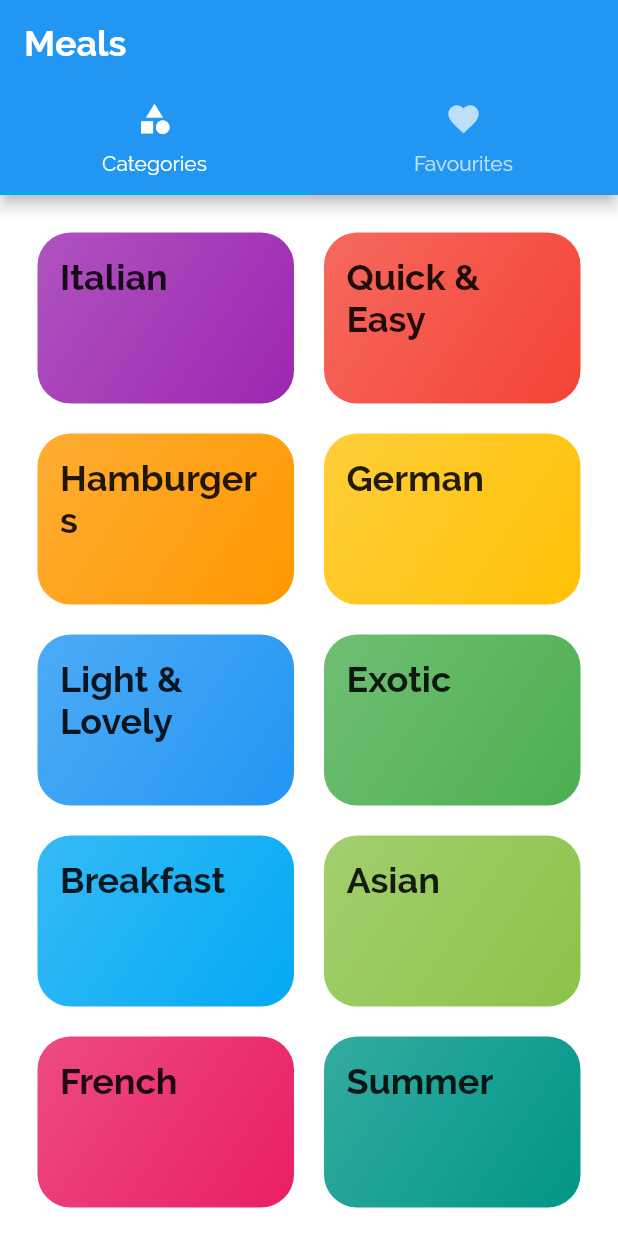
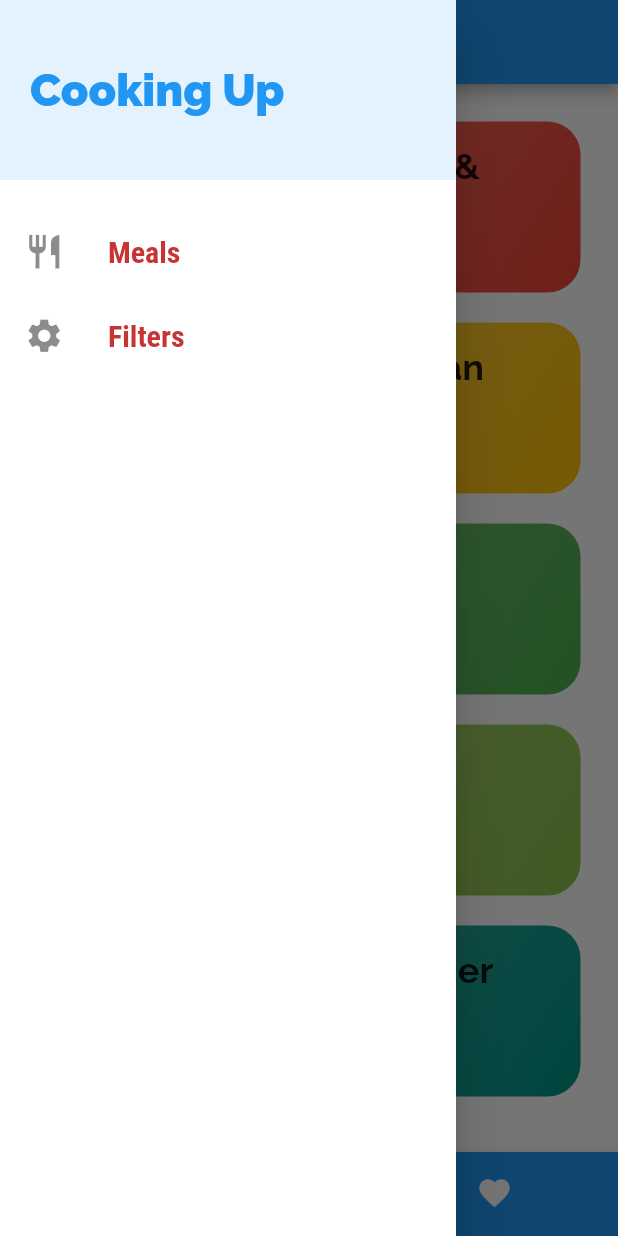
Before and after one commit to shreyashroars/meals_app, a Flutter app: the screen it shows after launch, with the side drawer open (before the commit the screen has no drawer), on a phone screen of 412 x 824 dp. Run offline on Flutter 3.47's test engine with Material 2 defaults, Android fonts, the phone set to English and light mode, and no system bars.

Commit message:
Added BottomNavigationBar and A drawer

```diff
--- a/lib/main.dart
+++ b/lib/main.dart
@@ -1,4 +1,5 @@
 import 'package:flutter/material.dart';
+import 'package:meals_app/screens/FilterScreen.dart';
 import 'package:meals_app/screens/categories_screen.dart';
 import 'package:meals_app/screens/meal_detail_screen.dart';
 //import 'package:meals_app/widgets/category_item.dart';
@@ -14,12 +15,12 @@ class MyApp extends StatelessWidget {
       title: 'DeliMeals',
       theme: ThemeData(
           colorScheme: ColorScheme.fromSwatch(primarySwatch: Colors.blue)
-              .copyWith(secondary: Colors.lightBlue),
+              .copyWith(secondary: Color.fromARGB(255, 211, 22, 120)),
           canvasColor: Colors.white,
           fontFamily: 'Raleway',
           textTheme: ThemeData.light().textTheme.copyWith(
               bodyText1: const TextStyle(color: Color.fromRGBO(200, 51, 51, 1)),
-              bodyText2: const TextStyle(color: Colors.white),
+              bodyText2: const TextStyle(color: Colors.black),
               headline6: const TextStyle(
                   fontSize: 24,
                   fontFamily: 'Raleway',
@@ -28,7 +29,8 @@ class MyApp extends StatelessWidget {
       routes: {
         '/': (ctx) => TabsScreen(),
         CategoryMealScreen.routeName: (ctx) => CategoryMealScreen(),
-        MealDetailScreen.routeName: (ctx) => MealDetailScreen()
+        MealDetailScreen.routeName: (ctx) => MealDetailScreen(),
+        FilterScreen.routeName: (ctx) => FilterScreen()
       },
       onUnknownRoute: (settings) {
         return MaterialPageRoute(builder: (ctx) => CategoriesScreen());
--- /dev/null
+++ b/lib/screens/FilterScreen.dart
@@ -0,0 +1,12 @@
+import 'package:flutter/material.dart';
+
+class FilterScreen extends StatelessWidget {
+  //const FilterScreen({ Key? key }) : super(key: key);
+  static const routeName = '/Filter-meal';
+  @override
+  Widget build(BuildContext context) {
+    return const Center(
+      child: Text('HII!'),
+    );
+  }
+}
--- a/lib/screens/meal_detail_screen.dart
+++ b/lib/screens/meal_detail_screen.dart
@@ -68,7 +68,7 @@ class MealDetailScreen extends StatelessWidget {
                   title: Text(selectedMeal.steps[index]),
                 ),
                 Divider(
-                  thickness: 2,
+                  thickness: 5,
                 )
               ]),
               itemCount: selectedMeal.steps.length,
--- a/lib/screens/tabs_screen.dart
+++ b/lib/screens/tabs_screen.dart
@@ -1,6 +1,7 @@
 import 'package:flutter/material.dart';
 import 'package:meals_app/screens/categories_screen.dart';
 import 'package:meals_app/screens/favourite_screen.dart';
+import 'package:meals_app/widgets/main_drawer.dart';
 
 class TabsScreen extends StatefulWidget {
   @override
@@ -8,24 +9,48 @@ class TabsScreen extends StatefulWidget {
 }
 
 class _TabsScreenState extends State<TabsScreen> {
+  List<Widget> arr = [
+    CategoriesScreen(),
+    FavouriteScreen(),
+  ];
+  int selectedPageIndex = 0;
+  void _selectededPage(int index) {
+    setState(() {
+      selectedPageIndex = index;
+    });
+  }
+
   @override
   Widget build(BuildContext context) {
     return DefaultTabController(
       length: 2,
       child: Scaffold(
         appBar: AppBar(
-            title: const Text('Meals'),
-            bottom: const TabBar(tabs: [
-              Tab(
-                icon: Icon(Icons.category),
-                text: 'Categories',
-              ),
-              Tab(
-                icon: Icon(Icons.favorite),
-                text: 'Favourites',
-              )
-            ])),
-        body: TabBarView(children: [CategoriesScreen(), FavouriteScreen()]),
+          title:
+              Text(selectedPageIndex == 0 ? 'Categories' : 'Your Favourites'),
+        ),
+        drawer: Drawer(child: MainDrawer()),
+        body: arr[selectedPageIndex],
+        bottomNavigationBar: BottomNavigationBar(
+          onTap: _selectededPage,
+          backgroundColor: Theme.of(context).primaryColor,
+          selectedItemColor: Colors.black,
+          unselectedItemColor: Colors.white,
+          type: BottomNavigationBarType.shifting,
+          currentIndex: selectedPageIndex,
+          items: [
+            BottomNavigationBarItem(
+              backgroundColor: Theme.of(context).primaryColor,
+              icon: const Icon(Icons.category),
+              label: 'Categories',
+            ),
+            BottomNavigationBarItem(
+              backgroundColor: Theme.of(context).primaryColor,
+              icon: const Icon(Icons.favorite_outlined),
+              label: 'Favourites',
+            ),
+          ],
+        ),
       ),
     );
   }
--- /dev/null
+++ b/lib/widgets/main_drawer.dart
@@ -0,0 +1,54 @@
+import 'package:flutter/material.dart';
+import 'package:meals_app/screens/FilterScreen.dart';
+
+class MainDrawer extends StatelessWidget {
+  static const routeName = '/categorydetail-meal';
+  //const MainDrawer({ Key? key }) : super(key: key);
+  Widget buildListTile(String title, IconData icon, Function tapHandler) {
+    return ListTile(
+      leading: Icon(
+        icon,
+        size: 27,
+      ),
+      title: Text(
+        title,
+        style: const TextStyle(
+            fontFamily: 'RobotoCondensed',
+            fontSize: 20,
+            fontWeight: FontWeight.bold),
+      ),
+      onTap: tapHandler,
+    );
+  }
+
+  @override
+  Widget build(BuildContext context) {
+    return Column(
+      children: [
+        Container(
+          height: 120,
+          width: double.infinity,
+          padding: const EdgeInsets.all(20),
+          color: Theme.of(context).secondaryHeaderColor,
+          alignment: Alignment.centerLeft,
+          child: Text(
+            'Cooking Up',
+            style: TextStyle(
+                fontWeight: FontWeight.w900,
+                color: Theme.of(context).primaryColor,
+                fontSize: 30),
+          ),
+        ),
+        SizedBox(
+          height: 20,
+        ),
+        buildListTile('Meals', Icons.restaurant, () {
+          Navigator.of(context).pushNamed('/');
+        }),
+        buildListTile('Filters', Icons.settings, () {
+          Navigator.of(context).pushNamed(FilterScreen.routeName);
+        })
+      ],
+    );
+  }
+}
```
